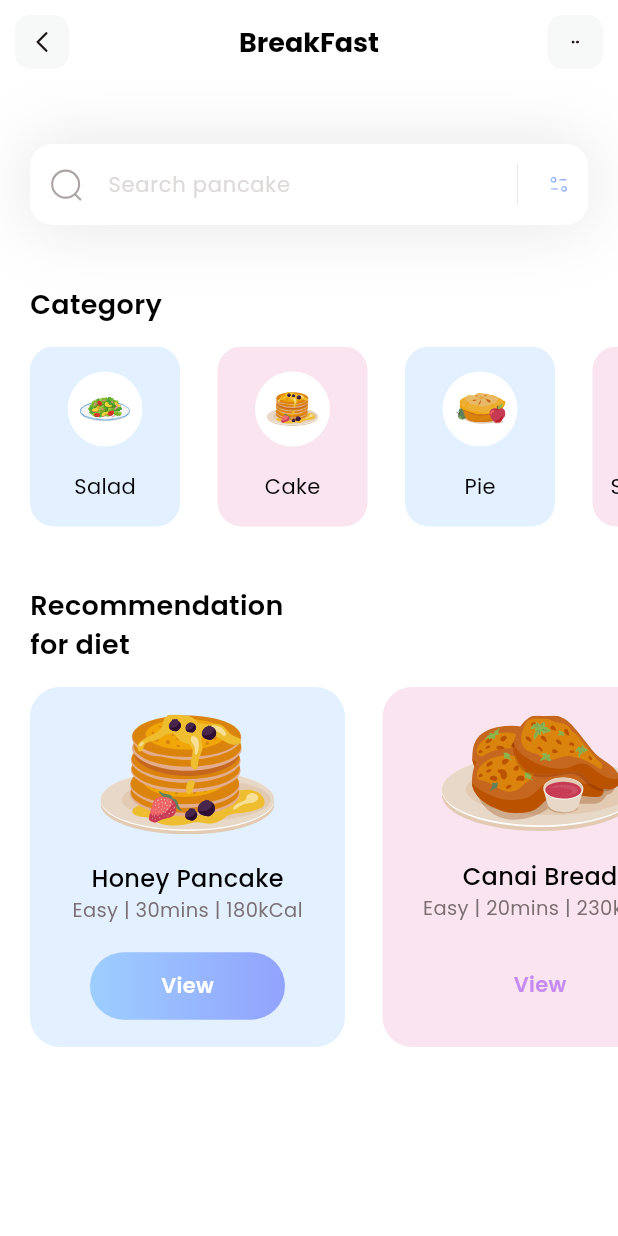
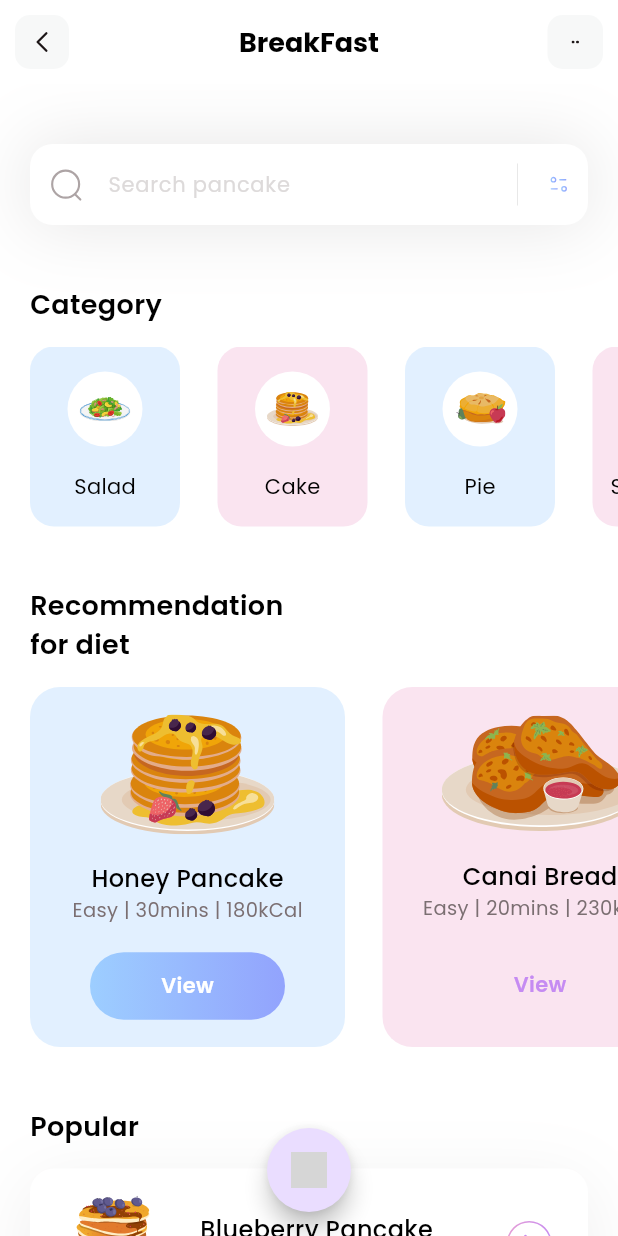
Before and after one commit to nzuwera/diet-app, a Flutter app: the screen it shows after launch, on a phone screen of 412 x 824 dp. Run offline on Flutter 3.47's test engine with Material 3 defaults, Android fonts, the phone set to English and light mode, and no system bars; our stand-ins replace flutter_svg; grey boxes are pictures that could not be loaded.

Commit message:
- Popular section - Floating Action button

```diff
--- /dev/null
+++ b/lib/models/popular_model.dart
@@ -0,0 +1,45 @@
+class PopularDietsModel {
+  String name;
+  String iconPath;
+  String level;
+  String duration;
+  String calorie;
+  bool boxIsSelected;
+
+  PopularDietsModel({
+    required this.name,
+    required this.iconPath,
+    required this.level,
+    required this.duration,
+    required this.calorie,
+    required this.boxIsSelected
+  });
+
+  static List < PopularDietsModel > getPopularDiets() {
+    List < PopularDietsModel > popularDiets = [];
+
+    popularDiets.add(
+        PopularDietsModel(
+          name: 'Blueberry Pancake',
+          iconPath: 'assets/icons/blueberry-pancake.svg',
+          level: 'Medium',
+          duration: '30mins',
+          calorie: '230kCal',
+          boxIsSelected: true,
+        )
+    );
+
+    popularDiets.add(
+        PopularDietsModel(
+          name: 'Salmon Nigiri',
+          iconPath: 'assets/icons/salmon-nigiri.svg',
+          level: 'Easy',
+          duration: '20mins',
+          calorie: '120kCal',
+          boxIsSelected: false,
+        )
+    );
+
+    return popularDiets;
+  }
+}
--- a/lib/pages/home.dart
+++ b/lib/pages/home.dart
@@ -1,6 +1,7 @@
 import "package:flutter/material.dart";
 import 'package:flutter_application/models/category_model.dart';
 import 'package:flutter_application/models/diet_model.dart';
+import 'package:flutter_application/models/popular_model.dart';
 import 'package:flutter_svg/flutter_svg.dart';
 
 class HomePage extends StatelessWidget {
@@ -8,13 +9,16 @@ class HomePage extends StatelessWidget {
 
   final List<CategoryModel> categories = CategoryModel.getCategories();
   final List<DietModel> diets = DietModel.getDiets();
+  final List<PopularDietsModel> popularDiets =
+      PopularDietsModel.getPopularDiets();
 
   @override
   Widget build(BuildContext context) {
     return Scaffold(
       appBar: appBar(),
       backgroundColor: Colors.white,
-      body: Column(
+      body: SingleChildScrollView(
+        child: Column(
           crossAxisAlignment: CrossAxisAlignment.start,
           children: [
             _searchField(),
@@ -22,8 +26,119 @@ class HomePage extends StatelessWidget {
             _categoriesSection(),
             SizedBox(height: 40),
             _dietSection(),
+            SizedBox(height: 40),
+            _popularSection(),
           ],
         ),
+      ),
+      floatingActionButton: FloatingActionButton(
+        onPressed: () {
+          // Handle button click
+          print("Add button clicked");
+        },
+        shape: const CircleBorder(),
+        child: SvgPicture.asset(
+          'assets/icons/add.svg', // Ensure the SVG is added in assets
+          width: 24,
+          height: 24,
+          colorFilter: const ColorFilter.mode(
+            Colors.white, // Adjust color as needed
+            BlendMode.srcIn,
+          ),
+        ),
+      ),
+      floatingActionButtonLocation: FloatingActionButtonLocation.centerFloat,
+    );
+  }
+
+  Column _popularSection() {
+    return Column(
+      crossAxisAlignment: CrossAxisAlignment.start,
+      children: [
+        const Padding(
+          padding: EdgeInsets.only(left: 20),
+          child: Text(
+            'Popular',
+            style: TextStyle(
+              color: Colors.black,
+              fontSize: 18,
+              fontWeight: FontWeight.w600,
+            ),
+          ),
+        ),
+        const SizedBox(height: 15),
+        ListView.separated(
+          itemCount: popularDiets.length,
+          shrinkWrap: true,
+          separatorBuilder: (context, index) => const SizedBox(height: 25),
+          padding: const EdgeInsets.only(left: 20, right: 20),
+          itemBuilder: (context, index) {
+            return Container(
+              height: 100,
+              decoration: BoxDecoration(
+                color:
+                    popularDiets[index].boxIsSelected
+                        ? Colors.white
+                        : Colors.transparent,
+                borderRadius: BorderRadius.circular(16),
+                boxShadow:
+                    popularDiets[index].boxIsSelected
+                        ? [
+                          BoxShadow(
+                            color: const Color(
+                              0xff1D1617,
+                            ).withValues(alpha: 0.07),
+                            offset: const Offset(0, 10),
+                            blurRadius: 40,
+                            spreadRadius: 0,
+                          ),
+                        ]
+                        : [],
+              ),
+              child: Row(
+                mainAxisAlignment: MainAxisAlignment.spaceEvenly,
+                children: [
+                  SvgPicture.asset(
+                    popularDiets[index].iconPath,
+                    width: 65,
+                    height: 65,
+                  ),
+                  Column(
+                    mainAxisAlignment: MainAxisAlignment.center,
+                    crossAxisAlignment: CrossAxisAlignment.start,
+                    children: [
+                      Text(
+                        popularDiets[index].name,
+                        style: const TextStyle(
+                          fontWeight: FontWeight.w500,
+                          color: Colors.black,
+                          fontSize: 16,
+                        ),
+                      ),
+                      Text(
+                        '${popularDiets[index].level} | ${popularDiets[index].duration} | ${popularDiets[index].calorie}',
+                        style: const TextStyle(
+                          color: Color(0xff7B6F72),
+                          fontSize: 13,
+                          fontWeight: FontWeight.w400,
+                        ),
+                      ),
+                    ],
+                  ),
+                  GestureDetector(
+                    onTap: () {},
+                    child: SvgPicture.asset(
+                      'assets/icons/button.svg',
+                      width: 30,
+                      height: 30,
+                    ),
+                  ),
+                ],
+              ),
+            );
+          },
+        ),
+      ],
     );
   }
 
@@ -50,7 +165,7 @@ class HomePage extends StatelessWidget {
               return Container(
                 width: 210,
                 decoration: BoxDecoration(
-                      color: diets[index].boxColor.withValues(alpha:0.3),
+                  color: diets[index].boxColor.withValues(alpha: 0.3),
                   borderRadius: BorderRadius.circular(20),
                 ),
                 child: Column(
@@ -111,8 +226,7 @@ class HomePage extends StatelessWidget {
                 ),
               );
             },
-                separatorBuilder:
-                    (context, index) => const SizedBox(width: 25),
+            separatorBuilder: (context, index) => const SizedBox(width: 25),
             itemCount: diets.length,
             scrollDirection: Axis.horizontal,
             padding: EdgeInsets.only(left: 20, right: 20),
@@ -149,7 +263,7 @@ class HomePage extends StatelessWidget {
               return Container(
                 width: 100,
                 decoration: BoxDecoration(
-                  color: categories[index].boxColor.withValues(alpha:0.3),
+                  color: categories[index].boxColor.withValues(alpha: 0.3),
                   borderRadius: BorderRadius.circular(16),
                 ),
                 child: Column(
@@ -191,7 +305,7 @@ class HomePage extends StatelessWidget {
       decoration: BoxDecoration(
         boxShadow: [
           BoxShadow(
-            color: Color(0xff1d1617).withValues(alpha:0.11),
+            color: Color(0xff1d1617).withValues(alpha: 0.11),
             blurRadius: 40,
             spreadRadius: 0.0,
           ),
```
Lines whose indentation alone changed are shown as unchanged.
